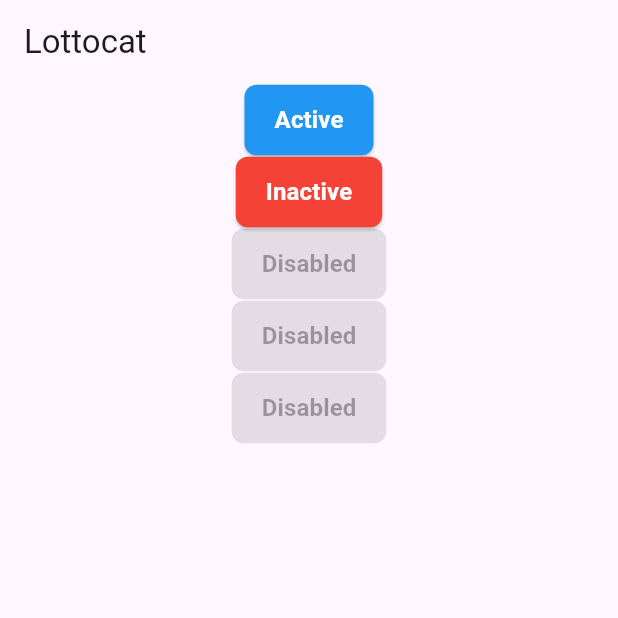
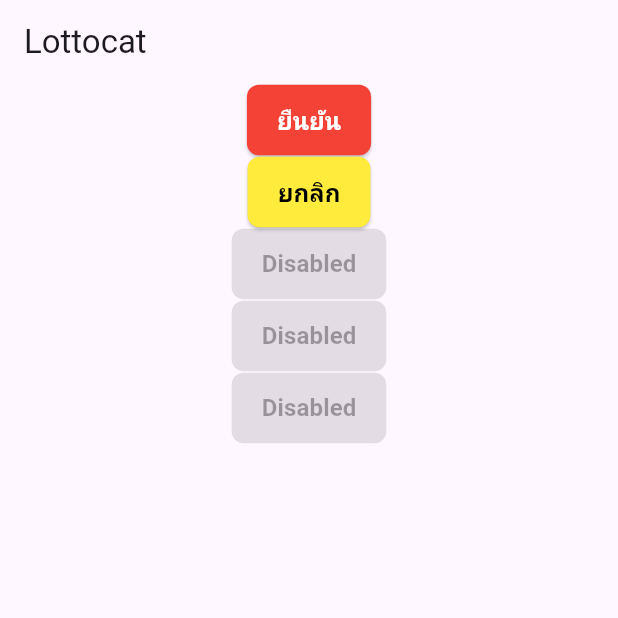
Before and after one commit to TheeraphatStudent/Locatto, a Flutter app: the screen it shows after launch, on a phone screen of 412 x 824 dp, the top half of it. Run offline on Flutter 3.47's test engine with Material 3 defaults, Android fonts, the phone set to English and light mode, and no system bars.

Commit message:
feat: setup components Btn

```diff
--- a/app/lib/components/Btn.dart
+++ b/app/lib/components/Btn.dart
@@ -29,12 +29,12 @@ class ButtonAction extends StatefulWidget {
 class _ButtonActionState extends State<ButtonAction> {
   Map<ButtonType, ButtonStyle> get _defaultStyleMap => {
     ButtonType.active: ButtonStyle(
-      backgroundColor: Colors.blue,
+      backgroundColor: Colors.red,
       foregroundColor: Colors.white,
     ),
     ButtonType.inactive: ButtonStyle(
-      backgroundColor: Colors.red,
-      foregroundColor: Colors.white,
+      backgroundColor: Colors.yellow,
+      foregroundColor: Colors.black,
     ),
     ButtonType.disabled: ButtonStyle(
       backgroundColor: Colors.grey,
@@ -45,9 +45,9 @@ class _ButtonActionState extends State<ButtonAction> {
   String get _buttonText {
     switch (widget.type) {
       case ButtonType.active:
-        return 'Active';
+        return 'ยืนยัน';
       case ButtonType.inactive:
-        return 'Inactive';
+        return 'ยกลิก';
       case ButtonType.disabled:
         return 'Disabled';
     }
```
